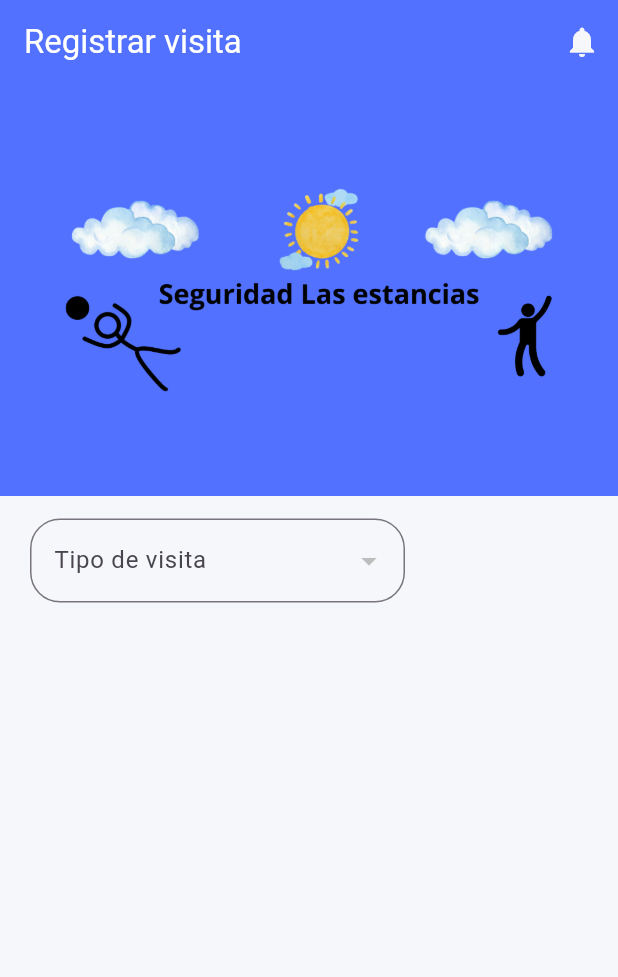
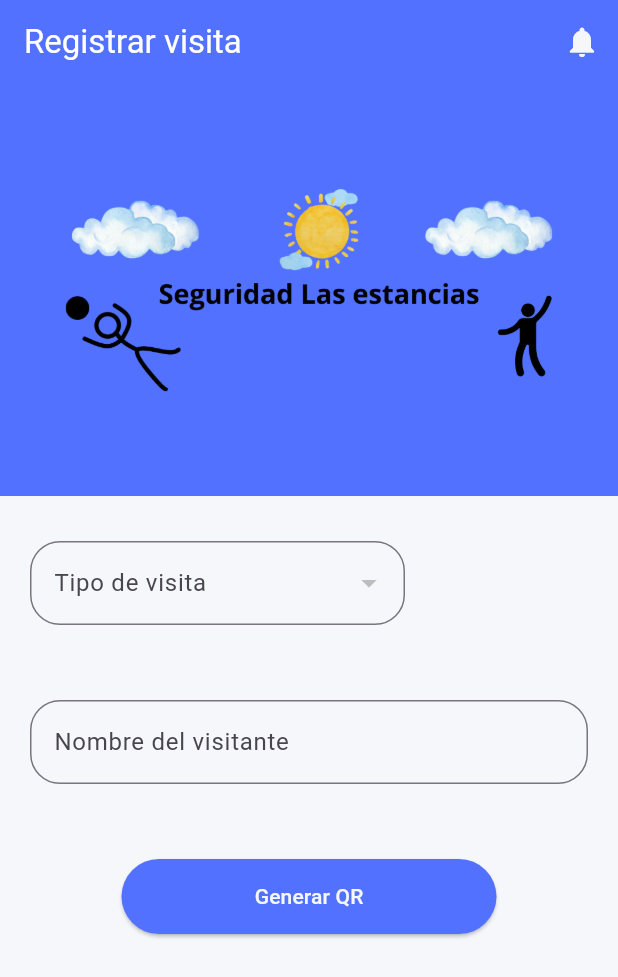
Before and after one commit to Brandios02/Accesos, a Flutter app: the RegistVisit screen opened directly, on a phone screen of 412 x 824 dp. Shown: the top 977 px of the screen. Run offline on Flutter 3.47's test engine with Material 3 defaults, Android fonts, the light colour scheme and no system bars.

Commit message:
Pantalla Registrar Visita completa

```diff
--- a/lib/screens/_registVisit.dart
+++ b/lib/screens/_registVisit.dart
@@ -18,7 +18,7 @@
           Image.asset(
           "assets/images/principal.png",
           ),
-          const SizedBox(height: 15),
+          const SizedBox(height: 30),
 
           Container(
           width: 250,
@@ -44,6 +44,36 @@
           ),
         ),
 
+        const SizedBox(height: 50),
+        Align(
+        alignment: Alignment.centerLeft,
+        child: Container(
+          width: 400,
+          margin: const EdgeInsets.only(left: 20, right: 20),
+          child: TextField(
+            decoration: InputDecoration(
+              labelText: 'Nombre del visitante',
+              hintText: 'Ej. Juan Pérez',
+              border: OutlineInputBorder(
+                borderRadius: BorderRadius.circular(20),
+            ),
+          ),
+        ),
+      ),
+    ),
+    const SizedBox(height: 50),
+
+    Center(
+          child: SizedBox(
+            width: 250.0 , // Ancho del botón
+             height: 50.0 , // Alto del botón
+             child: ElevatedButton(
+            style: ElevatedButton.styleFrom(backgroundColor: AppColors.primary, foregroundColor: AppColors.btntxt),
+            onPressed: () {},
+            child: Text("Generar QR")),
+          )),
+
+
         ]
       ),
 
```
